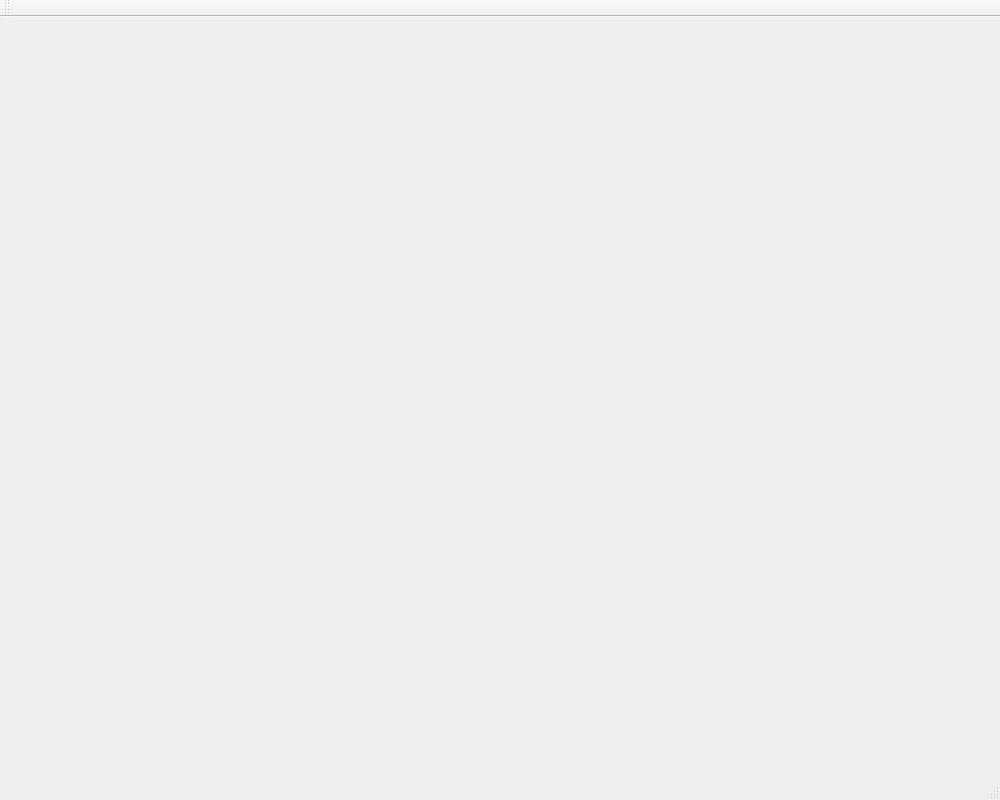
Qt form HeavyApp/mainwindow.ui (RaphAlreadyTaken/QSS) before a commit.
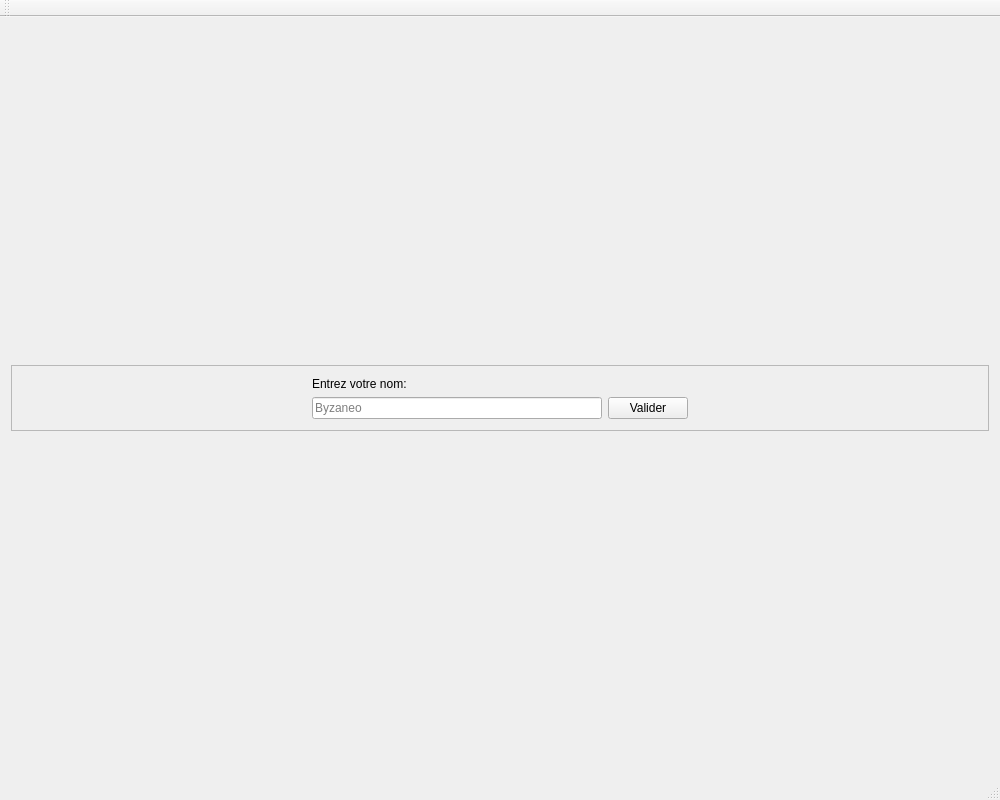
The same form after that commit.

The edit to the form file:
```diff
--- a/HeavyApp/mainwindow.ui
+++ b/HeavyApp/mainwindow.ui
@@ -13,7 +13,95 @@
   <property name="windowTitle">
    <string>MainWindow</string>
   </property>
-  <widget class="QWidget" name="centralWidget"/>
+  <widget class="QWidget" name="centralWidget">
+   <layout class="QVBoxLayout" name="verticalLayout">
+    <item>
+     <spacer name="tempSpacer">
+      <property name="orientation">
+       <enum>Qt::Vertical</enum>
+      </property>
+      <property name="sizeHint" stdset="0">
+       <size>
+        <width>20</width>
+        <height>40</height>
+       </size>
+      </property>
+     </spacer>
+    </item>
+    <item>
+     <widget class="QFrame" name="formFrame">
+      <property name="frameShape">
+       <enum>QFrame::StyledPanel</enum>
+      </property>
+      <property name="frameShadow">
+       <enum>QFrame::Raised</enum>
+      </property>
+      <layout class="QGridLayout" name="gridLayout">
+       <item row="2" column="2">
+        <widget class="QPushButton" name="validateButton">
+         <property name="text">
+          <string>Valider</string>
+         </property>
+        </widget>
+       </item>
+       <item row="0" column="1">
+        <widget class="QLabel" name="label">
+         <property name="text">
+          <string>Entrez votre nom:</string>
+         </property>
+        </widget>
+       </item>
+       <item row="2" column="3">
+        <spacer name="horizontalSpacer">
+         <property name="orientation">
+          <enum>Qt::Horizontal</enum>
+         </property>
+         <property name="sizeHint" stdset="0">
+          <size>
+           <width>40</width>
+           <height>20</height>
+          </size>
+         </property>
+        </spacer>
+       </item>
+       <item row="2" column="1">
+        <widget class="QLineEdit" name="nameLineEdit">
+         <property name="placeholderText">
+          <string>Byzaneo</string>
+         </property>
+        </widget>
+       </item>
+       <item row="2" column="0">
+        <spacer name="horizontalSpacer_2">
+         <property name="orientation">
+          <enum>Qt::Horizontal</enum>
+         </property>
+         <property name="sizeHint" stdset="0">
+          <size>
+           <width>40</width>
+           <height>20</height>
+          </size>
+         </property>
+        </spacer>
+       </item>
+      </layout>
+     </widget>
+    </item>
+    <item>
+     <spacer name="tempSpacer2">
+      <property name="orientation">
+       <enum>Qt::Vertical</enum>
+      </property>
+      <property name="sizeHint" stdset="0">
+       <size>
+        <width>20</width>
+        <height>40</height>
+       </size>
+      </property>
+     </spacer>
+    </item>
+   </layout>
+  </widget>
   <widget class="QMenuBar" name="menuBar">
    <property name="geometry">
     <rect>
```
